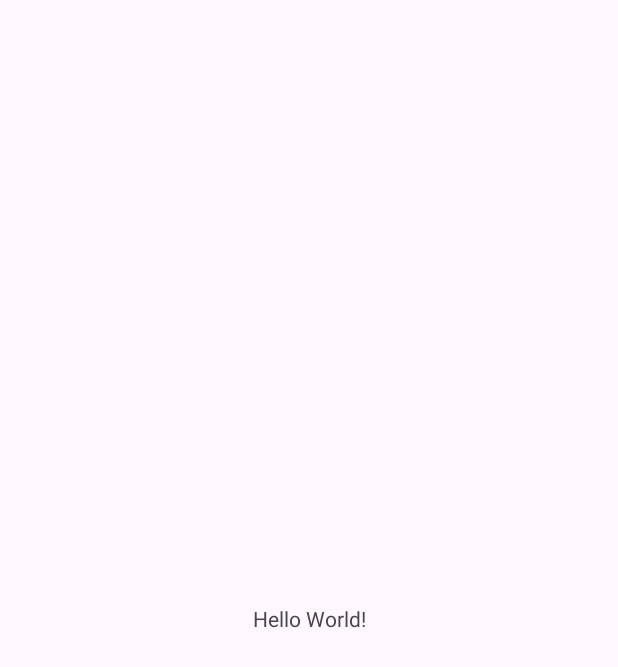
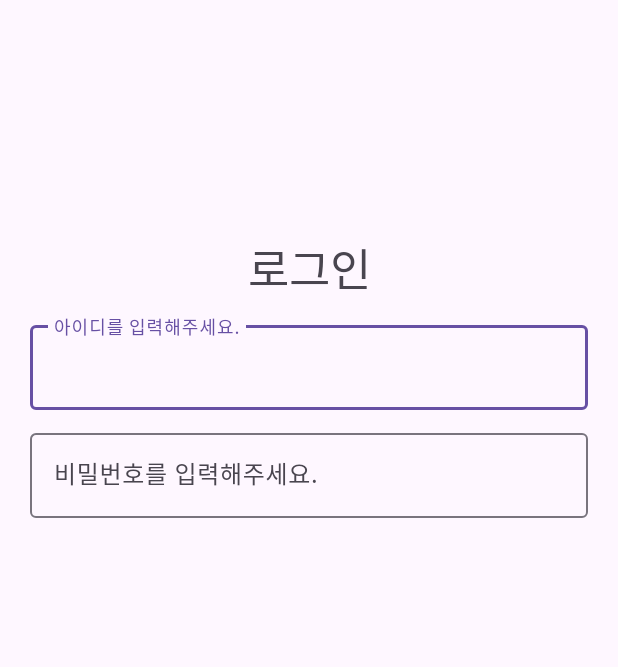
Before and after one commit to BBogle0519/Checkuree_kotlin, an Android app: the screen it shows after launch (MainActivity), on a phone screen of 412 x 824 dp. Before the commit the part shown is almost empty. Shown: the top 667 px of the screen. Run offline under Robolectric (Android 15) with nearby library versions, the phone set to English and light mode, and no system bars.

Commit message:
login 화면 뼈대 작성

```diff
--- a/app/build.gradle.kts
+++ b/app/build.gradle.kts
@@ -33,7 +33,6 @@ android {
 }
 
 dependencies {
-
     implementation(libs.androidx.core.ktx)
     implementation(libs.androidx.appcompat)
     implementation(libs.material)
--- a/app/src/main/res/layout/activity_main.xml
+++ b/app/src/main/res/layout/activity_main.xml
@@ -8,12 +8,54 @@
     tools:context=".MainActivity">
 
     <TextView
-        android:layout_width="wrap_content"
+        android:id="@+id/tv_login"
+        android:layout_width="0dp"
         android:layout_height="wrap_content"
-        android:text="Hello World!"
+        android:gravity="center"
+        android:text="로그인"
+        android:textSize="30sp"
         app:layout_constraintBottom_toBottomOf="parent"
         app:layout_constraintEnd_toEndOf="parent"
         app:layout_constraintStart_toStartOf="parent"
-        app:layout_constraintTop_toTopOf="parent" />
+        app:layout_constraintTop_toTopOf="parent"
+        app:layout_constraintVertical_bias="0.2" />
+
+    <com.google.android.material.textfield.TextInputLayout
+        android:id="@+id/input_layout_id"
+        android:layout_width="0dp"
+        android:layout_height="wrap_content"
+        android:layout_marginStart="20dp"
+        android:layout_marginTop="10dp"
+        android:layout_marginEnd="20dp"
+        android:errorEnabled="true"
+        android:hint="아이디를 입력해주세요."
+        app:layout_constraintEnd_toEndOf="parent"
+        app:layout_constraintStart_toStartOf="parent"
+        app:layout_constraintTop_toBottomOf="@+id/tv_login">
+
+        <com.google.android.material.textfield.TextInputEditText
+            android:layout_width="match_parent"
+            android:layout_height="wrap_content" />
+
+    </com.google.android.material.textfield.TextInputLayout>
+
+    <com.google.android.material.textfield.TextInputLayout
+        android:id="@+id/input_layout_pw"
+        android:layout_width="0dp"
+        android:layout_height="wrap_content"
+        android:layout_marginStart="20dp"
+        android:layout_marginTop="10dp"
+        android:layout_marginEnd="20dp"
+        android:errorEnabled="true"
+        android:hint="비밀번호를 입력해주세요."
+        app:layout_constraintEnd_toEndOf="parent"
+        app:layout_constraintStart_toStartOf="parent"
+        app:layout_constraintTop_toBottomOf="@+id/input_layout_id">
+
+        <com.google.android.material.textfield.TextInputEditText
+            android:layout_width="match_parent"
+            android:layout_height="wrap_content" />
+
+    </com.google.android.material.textfield.TextInputLayout>
 
 </androidx.constraintlayout.widget.ConstraintLayout>
--- a/gradle/libs.versions.toml
+++ b/gradle/libs.versions.toml
@@ -1,13 +1,13 @@
 [versions]
-agp = "8.6.0"
+agp = "8.6.1"
 kotlin = "1.9.0"
-coreKtx = "1.10.1"
+coreKtx = "1.13.1"
 junit = "4.13.2"
-junitVersion = "1.1.5"
-espressoCore = "3.5.1"
-appcompat = "1.6.1"
-material = "1.10.0"
-activity = "1.8.0"
+junitVersion = "1.2.1"
+espressoCore = "3.6.1"
+appcompat = "1.7.0"
+material = "1.12.0"
+activity = "1.9.2"
 constraintlayout = "2.1.4"
 
 [libraries]
```
